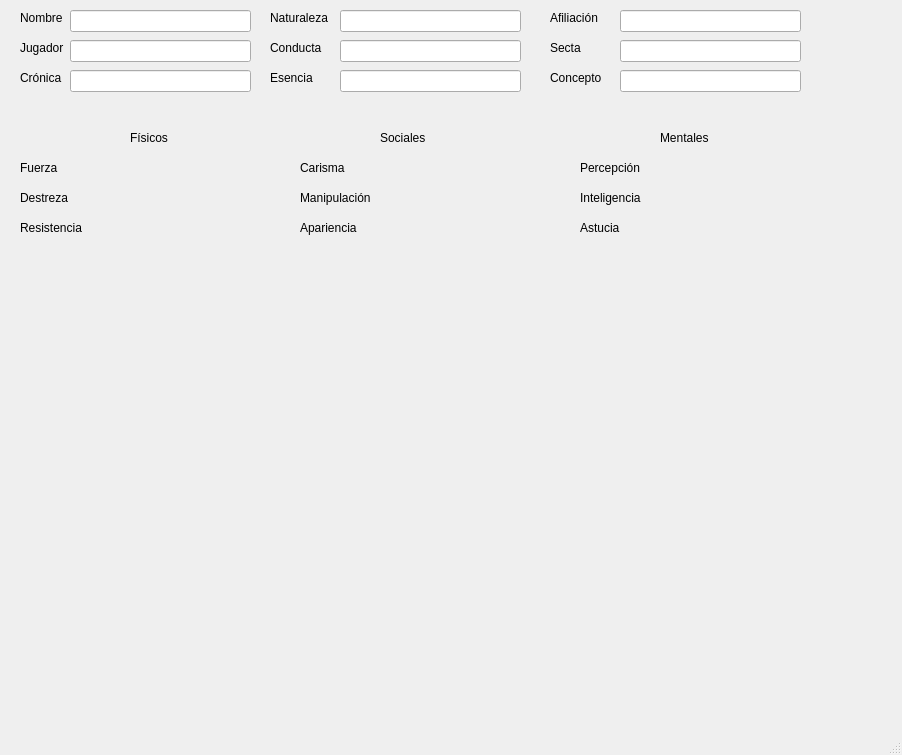
The window that Python_PixelBlack/QTgui/mago.ui (danrodaba/Python) describes before a commit, drawn with Qt 5.
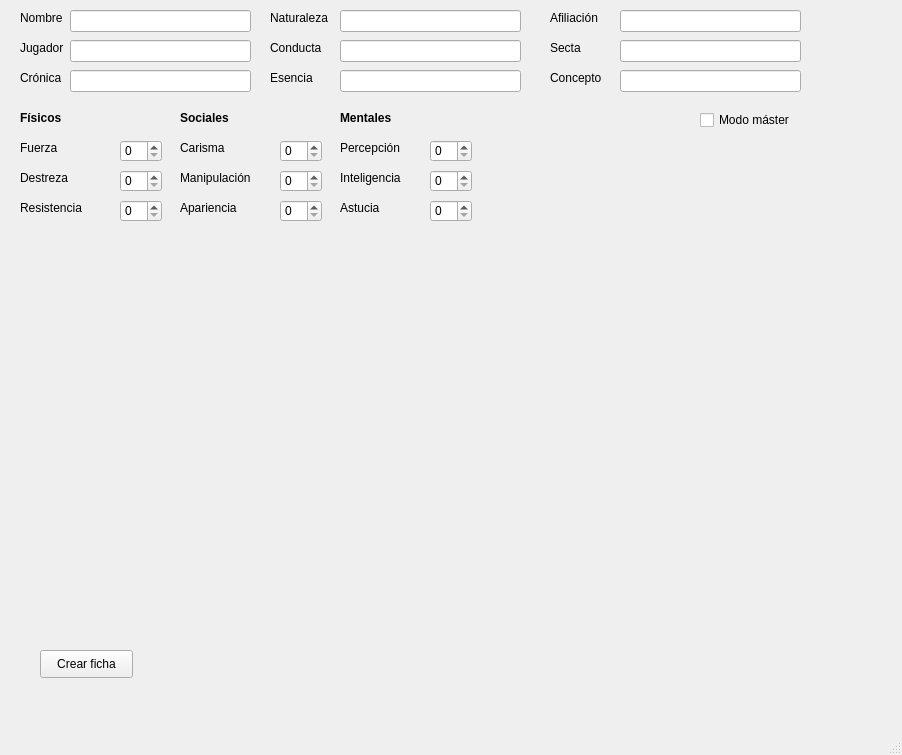
The same window after the commit.

```diff
--- a/Python_PixelBlack/QTgui/mago.ui
+++ b/Python_PixelBlack/QTgui/mago.ui
@@ -234,47 +234,47 @@
    <widget class="QLabel" name="label_10">
     <property name="geometry">
      <rect>
-      <x>660</x>
-      <y>130</y>
+      <x>340</x>
+      <y>110</y>
       <width>61</width>
       <height>16</height>
      </rect>
     </property>
     <property name="text">
-     <string>Mentales</string>
+     <string>&lt;html&gt;&lt;head/&gt;&lt;body&gt;&lt;p&gt;&lt;span style=&quot; font-weight:600;&quot;&gt;Mentales&lt;/span&gt;&lt;/p&gt;&lt;/body&gt;&lt;/html&gt;</string>
     </property>
    </widget>
    <widget class="QLabel" name="label_11">
     <property name="geometry">
      <rect>
-      <x>380</x>
-      <y>130</y>
+      <x>180</x>
+      <y>110</y>
       <width>61</width>
       <height>16</height>
      </rect>
     </property>
     <property name="text">
-     <string>Sociales</string>
+     <string>&lt;html&gt;&lt;head/&gt;&lt;body&gt;&lt;p&gt;&lt;span style=&quot; font-weight:600;&quot;&gt;Sociales&lt;/span&gt;&lt;/p&gt;&lt;/body&gt;&lt;/html&gt;</string>
     </property>
    </widget>
    <widget class="QLabel" name="label_12">
     <property name="geometry">
      <rect>
-      <x>130</x>
-      <y>130</y>
+      <x>20</x>
+      <y>110</y>
       <width>55</width>
       <height>16</height>
      </rect>
     </property>
     <property name="text">
-     <string>Físicos</string>
+     <string>&lt;html&gt;&lt;head/&gt;&lt;body&gt;&lt;p&gt;&lt;span style=&quot; font-weight:600;&quot;&gt;Físicos&lt;/span&gt;&lt;/p&gt;&lt;/body&gt;&lt;/html&gt;</string>
     </property>
    </widget>
    <widget class="QLabel" name="label_13">
     <property name="geometry">
      <rect>
       <x>20</x>
-      <y>220</y>
+      <y>200</y>
       <width>71</width>
       <height>16</height>
      </rect>
@@ -287,7 +287,7 @@
     <property name="geometry">
      <rect>
       <x>20</x>
-      <y>160</y>
+      <y>140</y>
       <width>55</width>
       <height>16</height>
      </rect>
@@ -300,7 +300,7 @@
     <property name="geometry">
      <rect>
       <x>20</x>
-      <y>190</y>
+      <y>170</y>
       <width>55</width>
       <height>16</height>
      </rect>
@@ -312,8 +312,8 @@
    <widget class="QLabel" name="label_16">
     <property name="geometry">
      <rect>
-      <x>300</x>
-      <y>190</y>
+      <x>180</x>
+      <y>170</y>
       <width>81</width>
       <height>16</height>
      </rect>
@@ -325,8 +325,8 @@
    <widget class="QLabel" name="label_17">
     <property name="geometry">
      <rect>
-      <x>300</x>
-      <y>220</y>
+      <x>180</x>
+      <y>200</y>
       <width>71</width>
       <height>16</height>
      </rect>
@@ -338,8 +338,8 @@
    <widget class="QLabel" name="label_18">
     <property name="geometry">
      <rect>
-      <x>300</x>
-      <y>160</y>
+      <x>180</x>
+      <y>140</y>
       <width>55</width>
       <height>16</height>
      </rect>
@@ -351,8 +351,8 @@
    <widget class="QLabel" name="label_19">
     <property name="geometry">
      <rect>
-      <x>580</x>
-      <y>160</y>
+      <x>340</x>
+      <y>140</y>
       <width>71</width>
       <height>16</height>
      </rect>
@@ -364,8 +364,8 @@
    <widget class="QLabel" name="label_20">
     <property name="geometry">
      <rect>
-      <x>580</x>
-      <y>190</y>
+      <x>340</x>
+      <y>170</y>
       <width>81</width>
       <height>16</height>
      </rect>
@@ -377,8 +377,8 @@
    <widget class="QLabel" name="label_21">
     <property name="geometry">
      <rect>
-      <x>580</x>
-      <y>220</y>
+      <x>340</x>
+      <y>200</y>
       <width>71</width>
       <height>16</height>
      </rect>
@@ -387,6 +387,122 @@
      <string>Astucia</string>
     </property>
    </widget>
+   <widget class="QSpinBox" name="spinFuerza">
+    <property name="geometry">
+     <rect>
+      <x>120</x>
+      <y>140</y>
+      <width>42</width>
+      <height>22</height>
+     </rect>
+    </property>
+   </widget>
+   <widget class="QSpinBox" name="spinDestreza">
+    <property name="geometry">
+     <rect>
+      <x>120</x>
+      <y>170</y>
+      <width>42</width>
+      <height>22</height>
+     </rect>
+    </property>
+   </widget>
+   <widget class="QSpinBox" name="spinResistencia">
+    <property name="geometry">
+     <rect>
+      <x>120</x>
+      <y>200</y>
+      <width>42</width>
+      <height>22</height>
+     </rect>
+    </property>
+   </widget>
+   <widget class="QSpinBox" name="spinApariencia">
+    <property name="geometry">
+     <rect>
+      <x>280</x>
+      <y>200</y>
+      <width>42</width>
+      <height>22</height>
+     </rect>
+    </property>
+   </widget>
+   <widget class="QSpinBox" name="spinManipulacion">
+    <property name="geometry">
+     <rect>
+      <x>280</x>
+      <y>170</y>
+      <width>42</width>
+      <height>22</height>
+     </rect>
+    </property>
+   </widget>
+   <widget class="QSpinBox" name="spinCarisma">
+    <property name="geometry">
+     <rect>
+      <x>280</x>
+      <y>140</y>
+      <width>42</width>
+      <height>22</height>
+     </rect>
+    </property>
+   </widget>
+   <widget class="QSpinBox" name="spinPercepcion">
+    <property name="geometry">
+     <rect>
+      <x>430</x>
+      <y>140</y>
+      <width>42</width>
+      <height>22</height>
+     </rect>
+    </property>
+   </widget>
+   <widget class="QSpinBox" name="spinAstucia">
+    <property name="geometry">
+     <rect>
+      <x>430</x>
+      <y>200</y>
+      <width>42</width>
+      <height>22</height>
+     </rect>
+    </property>
+   </widget>
+   <widget class="QSpinBox" name="spinInteligencia">
+    <property name="geometry">
+     <rect>
+      <x>430</x>
+      <y>170</y>
+      <width>42</width>
+      <height>22</height>
+     </rect>
+    </property>
+   </widget>
+   <widget class="QCheckBox" name="master_modo">
+    <property name="geometry">
+     <rect>
+      <x>700</x>
+      <y>110</y>
+      <width>101</width>
+      <height>20</height>
+     </rect>
+    </property>
+    <property name="text">
+     <string>Modo máster</string>
+    </property>
+   </widget>
+   <widget class="QPushButton" name="btn_crear">
+    <property name="geometry">
+     <rect>
+      <x>40</x>
+      <y>650</y>
+      <width>93</width>
+      <height>28</height>
+     </rect>
+    </property>
+    <property name="text">
+     <string>Crear ficha</string>
+    </property>
+   </widget>
   </widget>
   <widget class="QMenuBar" name="menubar">
    <property name="geometry">
```
